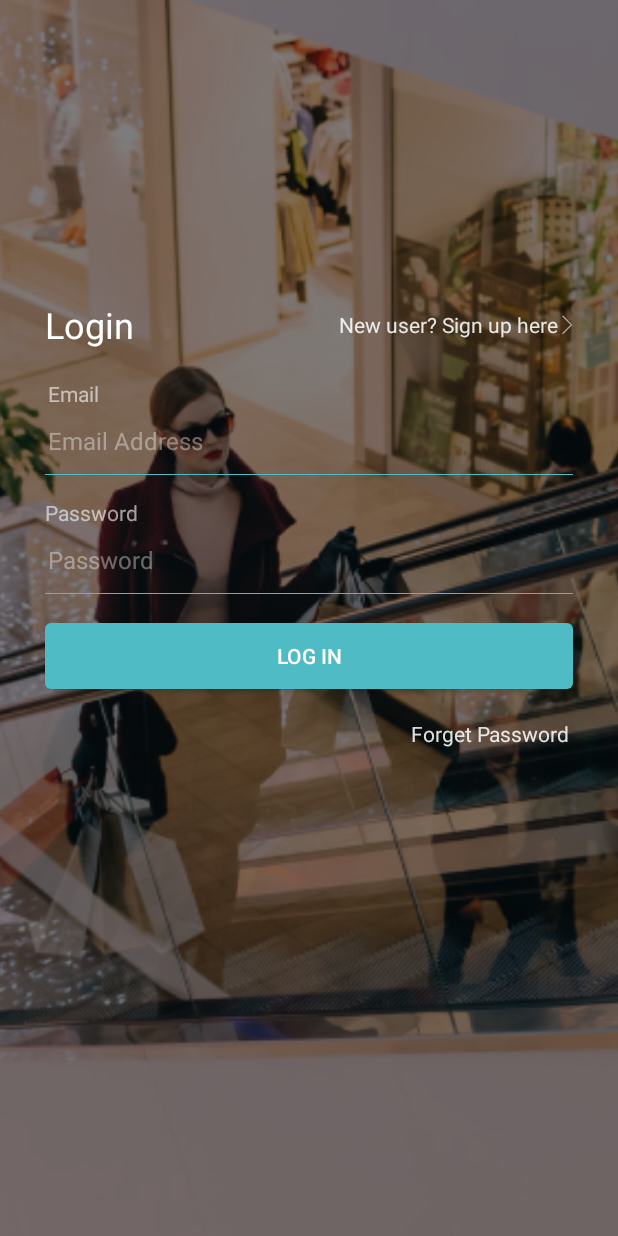
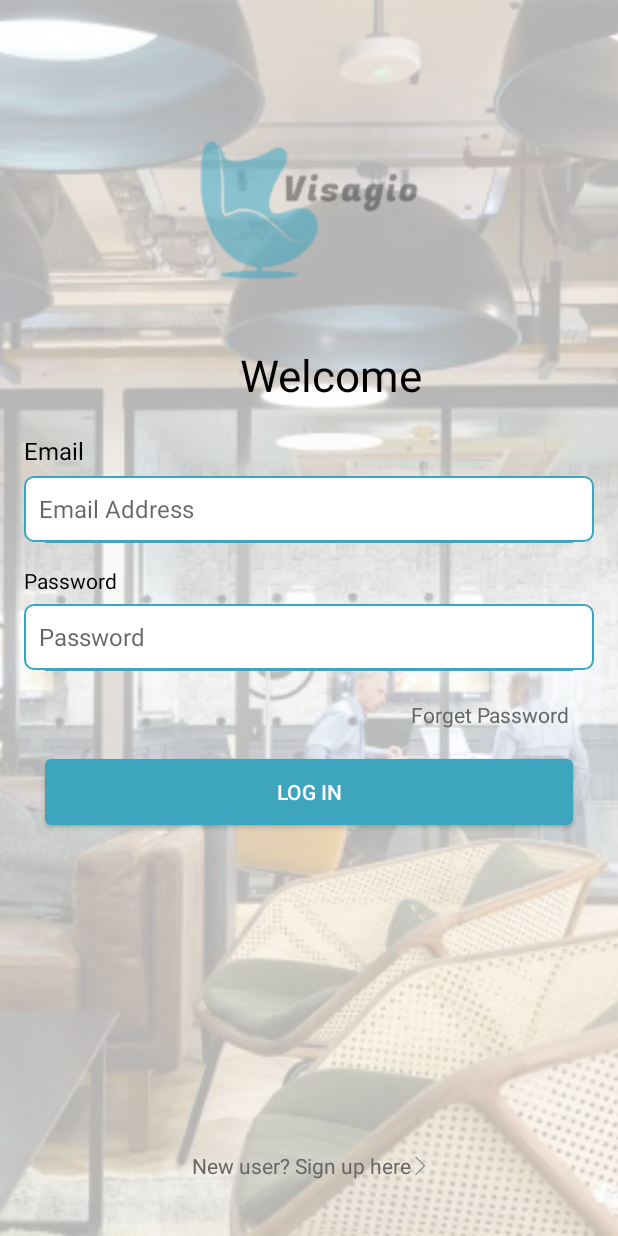
Before and after one commit to XueBai0125/INFS3605Team3, an Android app: the screen it shows after launch (LoginActivity), on a phone screen of 412 x 824 dp. Run offline under Robolectric (Android 15) with nearby library versions, the phone set to English and light mode, and no system bars; our stand-ins replace Firebase (no records; nobody signed in at launch, a user with empty details on screens opened directly); libraries missing offline, so code that uses them is left out: com.gyf.immersionbar; 1 statement that could not run was skipped.

```diff
--- a/app/src/main/AndroidManifest.xml
+++ b/app/src/main/AndroidManifest.xml
@@ -4,9 +4,9 @@
 
     <application
         android:allowBackup="true"
-        android:icon="@mipmap/ic_launcher"
+        android:icon="@mipmap/logo"
         android:label="@string/app_name"
-        android:roundIcon="@mipmap/ic_launcher_round"
+        android:roundIcon="@mipmap/logo"
         android:supportsRtl="true"
         android:theme="@style/AppTheme">
         <activity android:name=".LoginActivity">
--- a/app/src/main/res/layout/activity_login.xml
+++ b/app/src/main/res/layout/activity_login.xml
@@ -8,46 +8,51 @@
     <ImageView
         android:layout_width="match_parent"
         android:layout_height="match_parent"
-        android:src="@drawable/bg_bianmei"
+        android:src="@drawable/bg"
+        android:scaleType="centerCrop"/>
+    <ImageView
+        android:layout_width="match_parent"
+        android:layout_height="match_parent"
+        android:background="#B3FFFFFF"
+        />
+    <ImageView
+        android:id="@+id/logo"
+        android:layout_marginTop="60dp"
+        app:layout_constraintStart_toStartOf="parent"
+        app:layout_constraintEnd_toEndOf="parent"
+        app:layout_constraintTop_toTopOf="parent"
+        android:layout_width="160dp"
+        android:layout_height="160dp"
+        android:src="@mipmap/logo"
+        android:alpha="0.5"
         android:scaleType="centerCrop"/>
 
     <TextView
 
-        app:layout_constraintTop_toTopOf="parent"
+        app:layout_constraintTop_toBottomOf="@id/logo"
         android:id="@+id/tv_login"
         android:layout_width="wrap_content"
         android:layout_height="wrap_content"
         android:layout_marginLeft="30dp"
-        android:layout_marginTop="200dp"
-        app:layout_constraintLeft_toLeftOf="parent"
-        android:text="Login"
-        android:textColor="#FFFFFF"
-        android:textSize="24sp" />
+        app:layout_constraintStart_toStartOf="parent"
+        app:layout_constraintEnd_toEndOf="parent"
+        android:layout_marginTop="10dp"
+        android:text="Welcome"
+        android:textColor="#000000"
+        android:textSize="29sp" />
 
 
-    <TextView
-        android:layout_marginTop="200dp"
-        android:id="@+id/tv_register"
-        android:layout_width="wrap_content"
-        android:layout_height="33dp"
-        android:gravity="center_vertical"
-        android:drawableRight="@drawable/rightmid_grey"
-        android:text="New user? Sign up here"
-        android:textColor="#deffffff"
-        android:textSize="14sp"
-        app:layout_constraintRight_toRightOf="parent"
-        app:layout_constraintTop_toTopOf="parent"
-        android:layout_marginRight="30dp"/>
+
 
     <TextView
         android:id="@+id/tv_name"
         android:layout_width="wrap_content"
         android:layout_height="wrap_content"
-        android:layout_marginLeft="32dp"
+        android:layout_marginLeft="16dp"
         android:layout_marginTop="20dp"
         android:text="Email"
-        android:textColor="#99FFFFFF"
-        android:textSize="14sp"
+        android:textColor="#000000"
+        android:textSize="16sp"
         app:layout_constraintLeft_toLeftOf="parent"
         app:layout_constraintTop_toBottomOf="@+id/tv_login" />
 
@@ -56,15 +61,14 @@
         android:layout_width="0dp"
         android:layout_height="44dp"
         android:layout_marginRight="16dp"
-        android:background="@null"
+        android:layout_marginLeft="16dp"
+        android:layout_marginTop="6dp"
+        android:background="@drawable/et_bg"
         android:hint="Email Address"
-        android:maxLength="11"
-        android:inputType="phone"
+        android:inputType="textEmailAddress"
         android:maxLines="1"
-        android:paddingLeft="32dp"
-        android:textCursorDrawable="@color/white"
-        android:textColor="@color/white"
-        android:textColorHint="#61ffffff"
+        android:paddingLeft="10dp"
+        android:textColor="#333333"
         android:textSize="16sp"
         app:layout_constraintLeft_toLeftOf="parent"
         app:layout_constraintRight_toRightOf="parent"
@@ -85,10 +89,10 @@
         android:id="@+id/tv_password"
         android:layout_width="wrap_content"
         android:layout_height="wrap_content"
-        android:layout_marginLeft="30dp"
+        android:layout_marginLeft="16dp"
         android:layout_marginTop="16dp"
         android:text="Password"
-        android:textColor="#99FFFFFF"
+        android:textColor="#000000"
         android:textSize="14sp"
         app:layout_constraintLeft_toLeftOf="parent"
         app:layout_constraintTop_toBottomOf="@+id/et_email" />
@@ -98,15 +102,15 @@
         android:layout_width="0dp"
         android:layout_height="44dp"
         android:layout_marginRight="16dp"
-        android:background="@null"
+        android:layout_marginLeft="16dp"
+        android:layout_marginTop="6dp"
+        android:background="@drawable/et_bg"
         android:hint="Password"
         android:maxLength="15"
         android:inputType="textPassword"
         android:maxLines="1"
-        android:paddingLeft="32dp"
-        android:textCursorDrawable="@color/white"
+        android:paddingLeft="10dp"
         android:textColor="@color/white"
-        android:textColorHint="#61ffffff"
         android:textSize="16sp"
         app:layout_constraintLeft_toLeftOf="parent"
         app:layout_constraintRight_toRightOf="parent"
@@ -138,7 +142,7 @@
         app:layout_constraintHorizontal_bias="0.0"
         app:layout_constraintLeft_toLeftOf="parent"
         app:layout_constraintRight_toRightOf="parent"
-        app:layout_constraintTop_toBottomOf="@id/et_password" />
+        app:layout_constraintTop_toBottomOf="@id/tv_forget" />
 
     <TextView
         android:id="@+id/tv_forget"
@@ -147,8 +151,24 @@
         android:layout_marginRight="32dp"
         android:layout_marginTop="20dp"
         android:text="Forget Password"
-        android:textColor="#DEFFFFFF"
+        android:textColor="#666666"
         android:textSize="14sp"
         app:layout_constraintRight_toRightOf="parent"
-        app:layout_constraintTop_toBottomOf="@+id/btn_login" />
+        app:layout_constraintTop_toBottomOf="@+id/et_password" />
+
+    <TextView
+        android:layout_marginTop="200dp"
+        android:id="@+id/tv_register"
+        android:layout_width="wrap_content"
+        android:layout_height="33dp"
+        android:gravity="center_vertical"
+        android:drawableRight="@drawable/rightmid_grey"
+        android:text="New user? Sign up here"
+        android:textColor="#666666"
+        android:textSize="14sp"
+        app:layout_constraintRight_toRightOf="parent"
+        app:layout_constraintLeft_toLeftOf="parent"
+        app:layout_constraintBottom_toBottomOf="parent"
+        android:layout_marginBottom="30dp"
+        />
 </androidx.constraintlayout.widget.ConstraintLayout>
--- a/app/src/main/res/layout/activity_register.xml
+++ b/app/src/main/res/layout/activity_register.xml
@@ -11,7 +11,7 @@
         android:id="@+id/toolbar"
         android:layout_width="match_parent"
         android:layout_height="?attr/actionBarSize"
-        android:background="@color/colorPrimary"
+        android:background="@color/white"
 
         android:theme="@style/ThemeOverlay.AppCompat.Light"
        />
--- a/app/src/main/res/values/colors.xml
+++ b/app/src/main/res/values/colors.xml
@@ -1,8 +1,8 @@
 <?xml version="1.0" encoding="utf-8"?>
 <resources>
-    <color name="colorPrimary">#4FBCC5</color>
-    <color name="colorPrimaryDark">#4FBCC5</color>
-    <color name="colorAccent">#007BAD</color>
+    <color name="colorPrimary">#3EA5BE</color>
+    <color name="colorPrimaryDark">#3EA5BE</color>
+    <color name="colorAccent">#3EA5BE</color>
     <color name="white">#FFFFFF</color>
     <color name="black">#000000</color>
 </resources>
```
Also changed, not shown: app/src/main/java/com/example/infs3605team3/LoginActivity.java (+57 -10 lines), app/src/main/res/drawable-xxhdpi/bg.jpg (added), app/src/main/res/drawable-xxhdpi/bg_bianmei.png (deleted), app/src/main/res/mipmap-xhdpi/logo.png (added).
